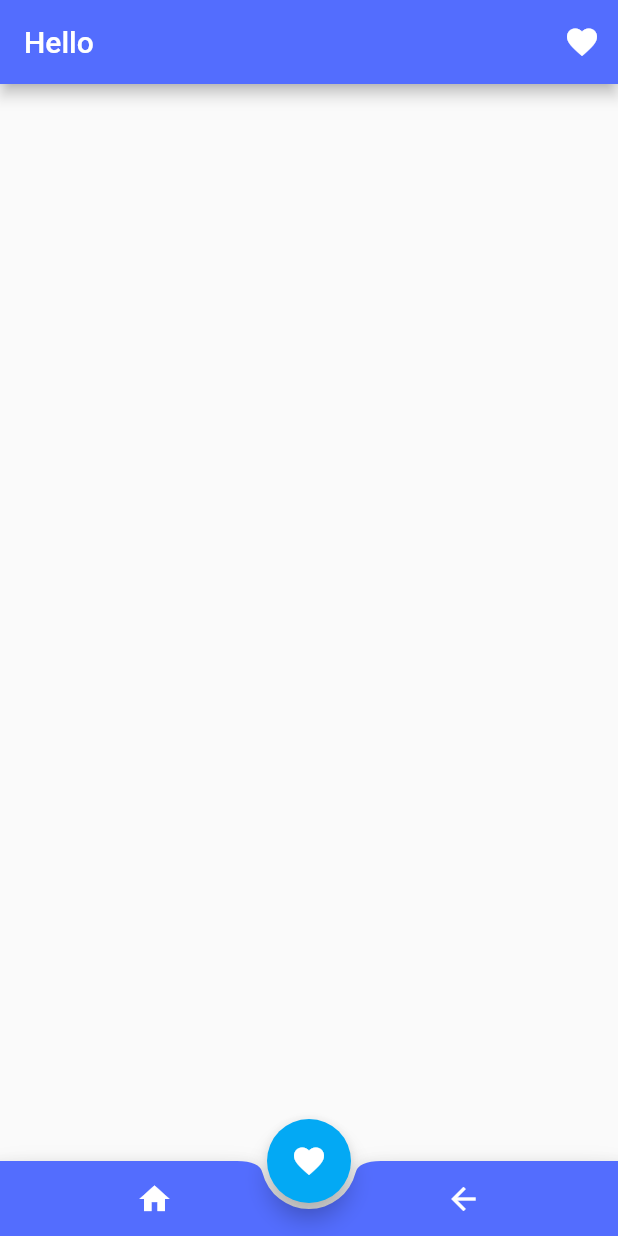
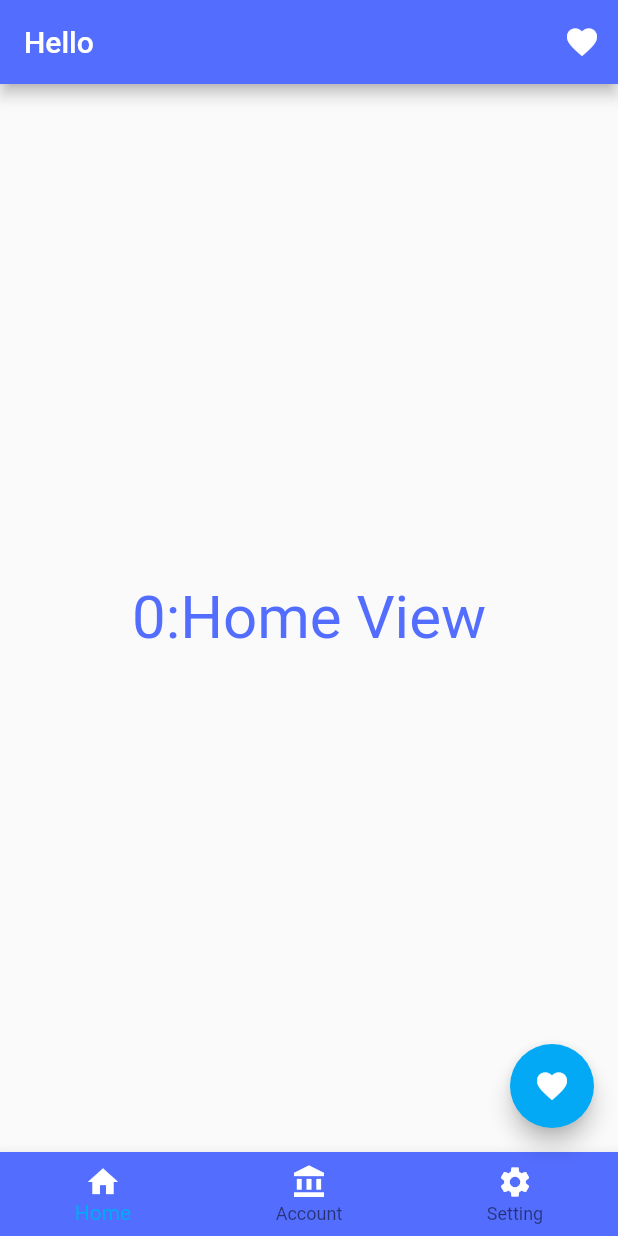
Before and after one commit to TalelMejri/learning_flutter, a Flutter app: the screen it shows after launch, on a phone screen of 412 x 824 dp. Run offline on Flutter 3.47's test engine with Material 2 defaults, Android fonts, the light colour scheme and no system bars.

Commit message:
BottomNavigationBar , chnage display with cliqued

```diff
--- a/lib/main.dart
+++ b/lib/main.dart
@@ -30,7 +30,6 @@ class _MyHomePage extends State<MyHomePage> {
   );
   bool cliqued = false;
   void Dothis() {
-    print("tetts");
     setState(() {
       if (cliqued == false) {
         heard = Icon(
@@ -48,6 +47,32 @@ class _MyHomePage extends State<MyHomePage> {
     });
   }
 
+  String display = "0:Home View";
+  int selectIndex = 0;
+
+  void cliquedItem(int index) {
+    setState(() {
+      selectIndex = index;
+      switch (index) {
+        case 0:
+          {
+            display = "${selectIndex} : Home View";
+          }
+          break;
+        case 1:
+          {
+            display = "${selectIndex} : Account View";
+          }
+          break;
+        case 2:
+          {
+            display = "${selectIndex} : Setting View";
+          }
+          break;
+      }
+    });
+  }
+
   @override
   Widget build(BuildContext context) {
     return Scaffold(
@@ -59,38 +84,73 @@ class _MyHomePage extends State<MyHomePage> {
         ),
         actions: <Widget>[IconButton(onPressed: Dothis, icon: heard)],
       ),
+      body: Center(
+        child: Column(
+          mainAxisAlignment: MainAxisAlignment.center,
+          children: <Widget>[
+            Text(
+              '${display}',
+              style: TextStyle(color: Colors.indigoAccent, fontSize: 40),
+            )
+          ],
+        ),
+      ),
       floatingActionButton: FloatingActionButton(
         onPressed: Dothis,
         child: heard,
       ),
       floatingActionButtonLocation: FloatingActionButtonLocation
-          .centerDocked, //Location for floatingActionButton
-      bottomNavigationBar: BottomAppBar(
-        shape: CircularNotchedRectangle(), //make bottomAppBar shape
-        color: Colors.indigoAccent,
-        child: Container(
-          height: 50,
-          child: Row(
-            mainAxisAlignment: MainAxisAlignment.spaceAround,
-            children: <Widget>[
-              IconButton(
-                onPressed: null,
+          .endFloat, //Location for floatingActionButton
+      // bottomNavigationBar: BottomAppBar(
+      //   shape: CircularNotchedRectangle(), //make bottomAppBar shape
+      //   color: Colors.indigoAccent,
+      //   child: Container(
+      //     height: 50,
+      //     child: Row(
+      //       mainAxisAlignment: MainAxisAlignment.spaceAround,
+      //       children: <Widget>[
+      //         IconButton(
+      //           onPressed: null,
+      //           icon: Icon(
+      //             Icons.home,
+      //             color: Colors.white,
+      //           ),
+      //         ),
+      //         IconButton(
+      //           onPressed: null,
+      //           icon: Icon(
+      //             Icons.arrow_back,
+      //             color: Colors.white,
+      //           ),
+      //         )
+      //       ],
+      //     ),
+      //   ),
+      // ),
+      bottomNavigationBar: BottomNavigationBar(
+          backgroundColor: Colors.indigoAccent,
+          currentIndex: selectIndex,
+          onTap: cliquedItem,
+          items: <BottomNavigationBarItem>[
+            BottomNavigationBarItem(
                 icon: Icon(
                   Icons.home,
                   color: Colors.white,
                 ),
-              ),
-              IconButton(
-                onPressed: null,
+                label: "Home"),
+            BottomNavigationBarItem(
                 icon: Icon(
-                  Icons.arrow_back,
+                  Icons.account_balance,
                   color: Colors.white,
                 ),
-              )
-            ],
-          ),
-        ),
-      ),
+                label: "Account"),
+            BottomNavigationBarItem(
+                icon: Icon(
+                  Icons.settings,
+                  color: Colors.white,
+                ),
+                label: "Setting")
+          ]),
     );
   }
 }
```
